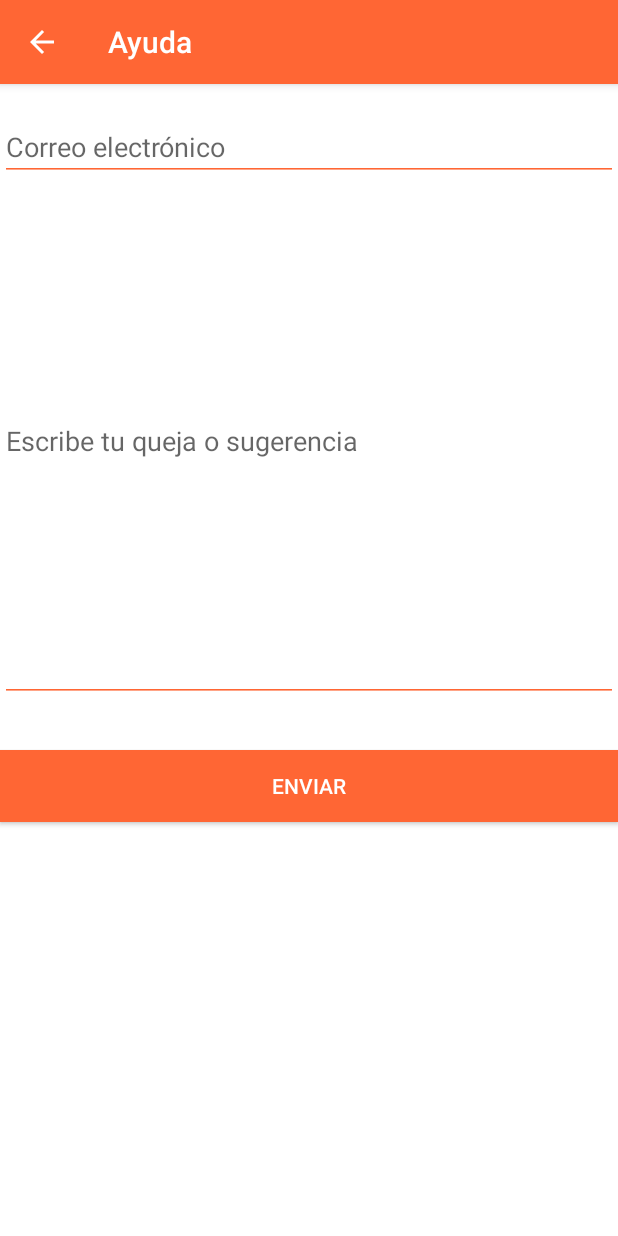
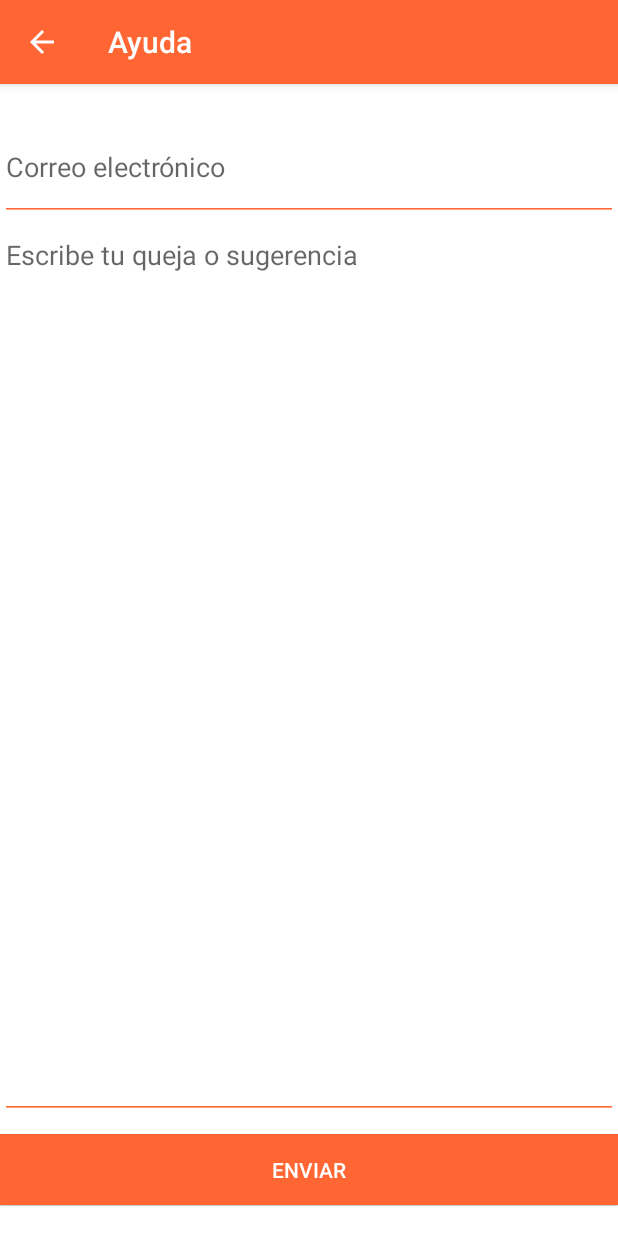
Before and after one commit to VicenteAguileraPerez/lunchApp, an Android app: the quejasysugenencias screen opened through its navigation route, on a phone screen of 412 x 824 dp. Run offline under Robolectric (Android 15) with nearby library versions, the phone set to English and light mode, and no system bars.

Commit message:
creacion de actividad quejas y sugerencias, modificación del fragment quejas y sugerencias y adecuación de la actividad secundaria quejas y sugerencias del manifest

```diff
--- a/app/src/main/res/layout/fragment_quejasysugenencias.xml
+++ b/app/src/main/res/layout/fragment_quejasysugenencias.xml
@@ -5,19 +5,19 @@
     android:layout_height="match_parent"
     android:orientation="vertical"
     tools:context="fragmentsPackage.quejasysugenencias"
-    android:background="@android:color/white">
+    android:background="@android:color/white"
+    android:weightSum="3"
+    android:paddingTop="20dp"
+    android:paddingBottom="20dp">
 
 
-    <TextView
-        android:id="@+id/textView6_tituloayudaycomentarios"
-        android:layout_width="match_parent"
-        android:layout_height="wrap_content"
-        android:text="" />
+
 
     <EditText
         android:id="@+id/editText_correodecontacto"
         android:layout_width="match_parent"
-        android:layout_height="wrap_content"
+        android:layout_height="0dp"
+        android:layout_weight="0.3"
         android:ems="10"
         android:inputType="textEmailAddress"
         android:autofillHints=""
@@ -29,10 +29,12 @@
     <EditText
         android:id="@+id/editText_comentariodeenvio"
         android:layout_width="match_parent"
-        android:layout_height="347dp"
+        android:layout_height="0dp"
+        android:layout_weight="2.5"
         android:ems="10"
         android:inputType="textMultiLine"
         android:hint="@string/escribe_tu_queja_sugerencia"
+        android:gravity="top"
         android:backgroundTint="@color/colorPrimary"
         android:textCursorDrawable="@color/colorPrimary"
         android:importantForAutofill="no"
@@ -41,11 +43,13 @@
     <Button
         android:id="@+id/button_enviarcomentario"
         android:layout_width="match_parent"
-        android:layout_height="wrap_content"
+        android:layout_height="0dp"
+        android:layout_weight="0.2"
         android:background="@color/colorPrimary"
         android:text="@string/enviar_mensaje"
         android:textColor="@color/colorblanco"
         android:textColorLink="@color/colorPrimary"
-        android:layout_marginTop="32dp" />
+        android:layout_marginTop="10dp"
+        />
 
 </LinearLayout>
--- a/app/src/main/res/navigation/navigation.xml
+++ b/app/src/main/res/navigation/navigation.xml
@@ -41,9 +41,4 @@
             android:id="@+id/action_presentacion_fragment_to_inicio"
             app:destination="@id/inicio" />
     </fragment>
-    <fragment
-        android:id="@+id/quejasysugenencias"
-        android:name="fragmentsPackage.quejasysugenencias"
-        android:label="fragment_quejasysugenencias"
-        tools:layout="@layout/fragment_quejasysugenencias" />
 </navigation>
```
Also changed, not shown: app/src/main/AndroidManifest.xml (+12 -10 lines), app/src/main/java/com/example/lunchapp/Main2Activity_quejassugerencias.java (added, +14 -0 lines), app/src/main/java/com/example/lunchapp/MainActivity.java (+7 -3 lines), app/src/main/res/layout/activity_main2_quejassugerencias.xml (added, +24 -0 lines), app/src/main/res/navigation/navigation_quejassugerencias.xml (added, +13 -0 lines).
